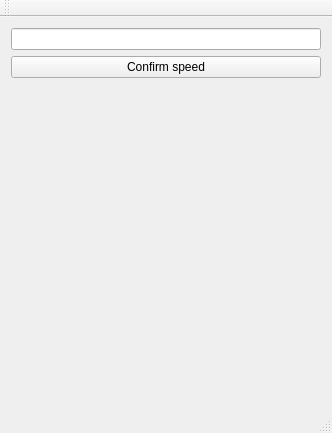
Old version of the form NoRecoil.ui in the repository VoiceShifter/DeadWeight.
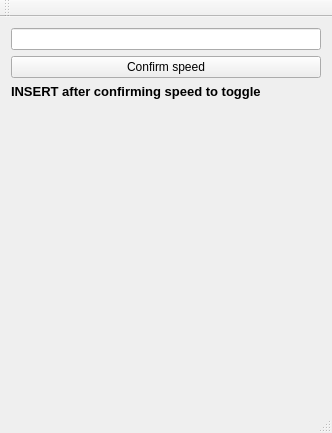
New version of the form.

Commit message: feat: working now, optimized code

Diff of the .ui file:
```diff
--- a/NoRecoil.ui
+++ b/NoRecoil.ui
@@ -34,6 +34,20 @@
         </property>
        </widget>
       </item>
+      <item>
+       <widget class="QLabel" name="label">
+        <property name="font">
+         <font>
+          <pointsize>10</pointsize>
+          <weight>75</weight>
+          <bold>true</bold>
+         </font>
+        </property>
+        <property name="text">
+         <string>INSERT after confirming speed to toggle </string>
+        </property>
+       </widget>
+      </item>
       <item>
        <spacer name="verticalSpacer">
         <property name="orientation">
```
The commit also changes 1 other file.
